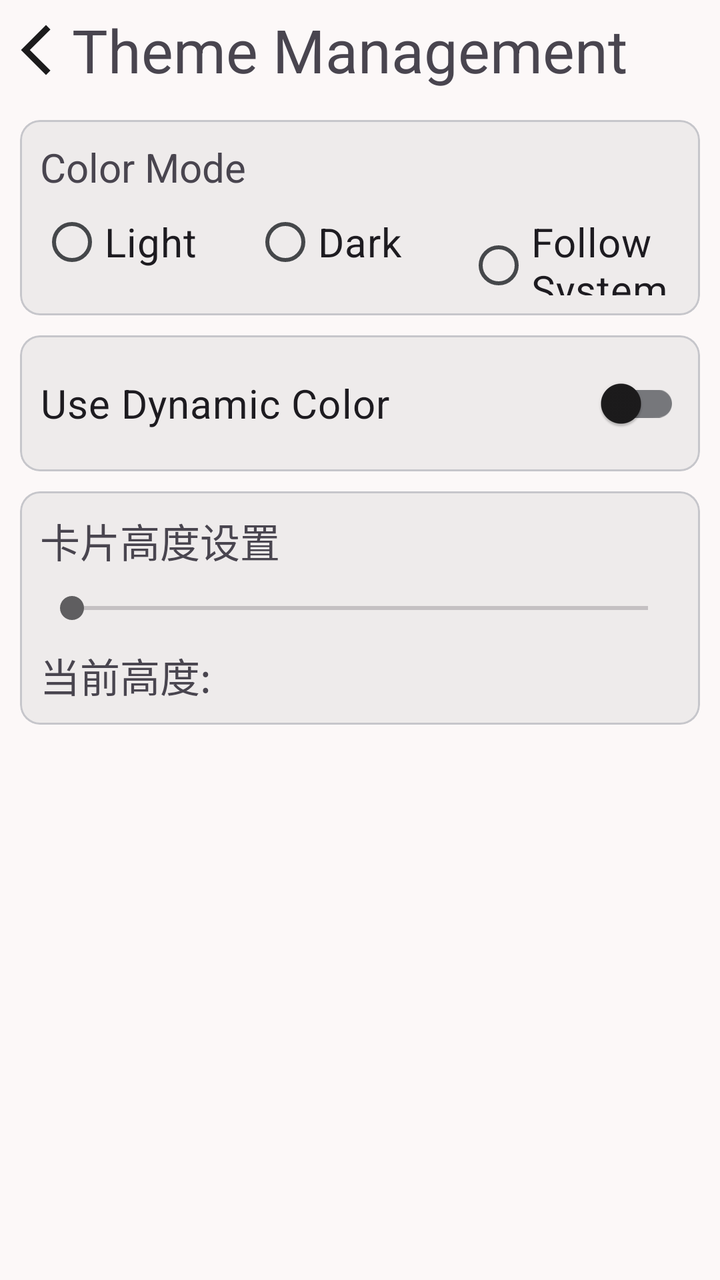
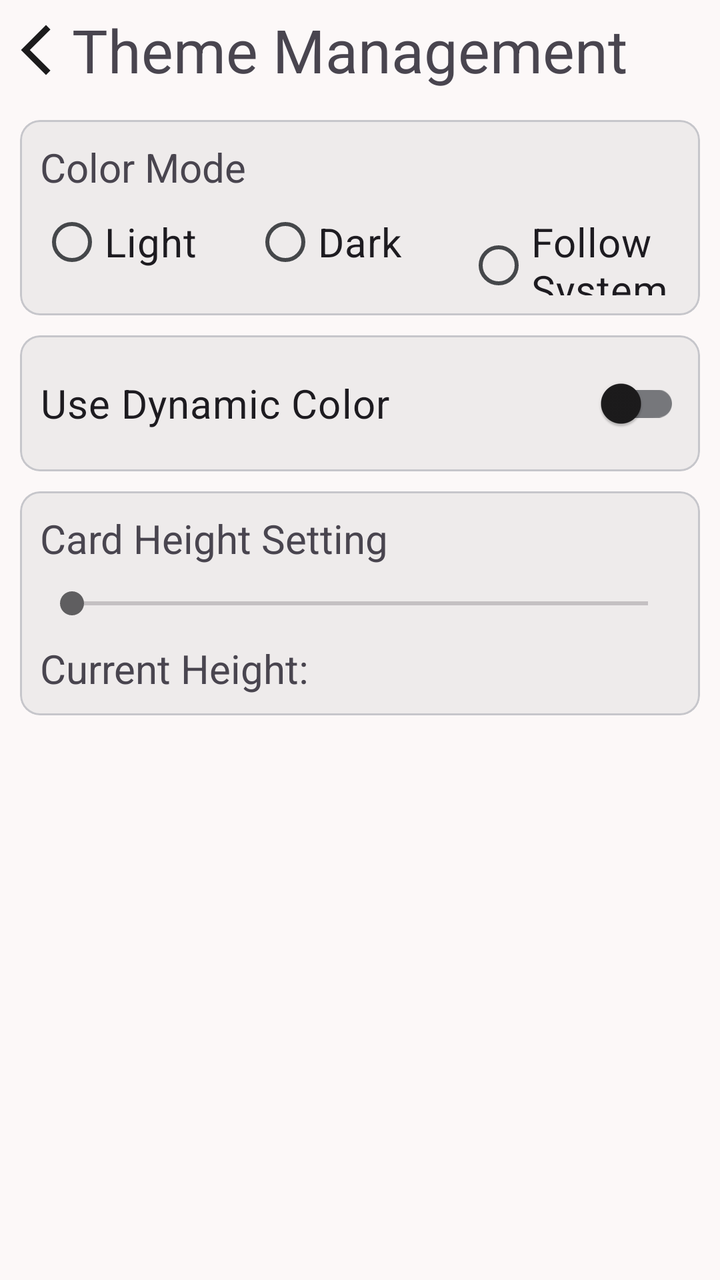

Compare the two renders of this Android layout. The source of the first and the diff that turns it into the second are given below.
<!-- AndroidManifest.xml: application theme Theme.TodayToEat -->
<!-- res/layout/activity_theme.xml -->
<?xml version="1.0" encoding="utf-8"?>
<androidx.constraintlayout.widget.ConstraintLayout xmlns:android="http://schemas.android.com/apk/res/android"
    xmlns:app="http://schemas.android.com/apk/res-auto"
    xmlns:tools="http://schemas.android.com/tools"
    android:id="@+id/theme_activity"
    android:layout_width="match_parent"
    android:layout_height="match_parent"
    tools:context=".ThemeActivity"
    android:layout_marginTop="30sp">

    <LinearLayout
        android:id="@+id/ll_theme_header"
        app:layout_constraintTop_toTopOf="parent"
        android:layout_width="match_parent"
        android:layout_height="50sp"
        android:orientation="horizontal">

        <ImageButton
            android:id="@+id/ib_back"
            android:layout_width="0dp"
            android:layout_height="50sp"
            android:layout_gravity="center"
            android:layout_weight="1"
            android:src="@drawable/baseline_arrow_back_ios_new_24"
            android:backgroundTint="@color/transparent"/>

        <TextView
            android:layout_width="0dp"
            android:layout_height="wrap_content"
            android:layout_gravity="center|start"
            android:layout_weight="9"
            android:text="@string/theme"
            android:textSize="30sp"
            tools:ignore="MissingConstraints" />

    </LinearLayout>

    <com.google.android.material.card.MaterialCardView
        android:id="@+id/card_dark_or_light"
        android:layout_width="match_parent"
        android:layout_height="wrap_content"
        android:orientation="vertical"
        app:cardCornerRadius="10sp"
        app:cardElevation="3sp"
        android:outlineAmbientShadowColor="@android:color/transparent"
        android:outlineSpotShadowColor="@android:color/transparent"
        android:layout_margin="10sp"
        app:layout_constraintTop_toBottomOf="@id/ll_theme_header"
        tools:ignore="MissingConstraints">

        <LinearLayout
            android:layout_width="match_parent"
            android:layout_height="wrap_content"
            android:layout_margin="10sp"
            android:orientation="vertical">

            <TextView
                android:layout_width="wrap_content"
                android:layout_height="match_parent"
                android:text="@string/color_mode"
                android:textSize="20sp" />

            <RadioGroup
                android:id="@+id/rg_color_mode_manager"
                android:layout_width="match_parent"
                android:layout_height="wrap_content"
                android:orientation="horizontal">

                <com.google.android.material.radiobutton.MaterialRadioButton
                    android:id="@+id/rb_light"
                    android:layout_width="0dp"
                    android:layout_weight="1"
                    android:layout_height="wrap_content"
                    android:text="@string/light"
                    android:textSize="20sp"
                    android:gravity="center_vertical" />

                <com.google.android.material.radiobutton.MaterialRadioButton
                    android:id="@+id/rb_dark"
                    android:layout_width="0dp"
                    android:layout_weight="1"
                    android:layout_height="wrap_content"
                    android:text="@string/dark"
                    android:textSize="20sp"
                    android:gravity="center_vertical" />

                <com.google.android.material.radiobutton.MaterialRadioButton
                    android:id="@+id/rb_system"
                    android:layout_width="0sp"
                    android:layout_weight="1"
                    android:layout_height="wrap_content"
                    android:text="@string/follow_system"
                    android:textSize="20sp"
                    android:gravity="center_vertical"/>

            </RadioGroup>

        </LinearLayout>

    </com.google.android.material.card.MaterialCardView>

    <com.google.android.material.card.MaterialCardView
        android:id="@+id/card_color_manager"
        android:layout_width="match_parent"
        android:layout_height="wrap_content"
        android:orientation="vertical"
        app:cardCornerRadius="10sp"
        app:cardElevation="3sp"
        android:outlineAmbientShadowColor="@android:color/transparent"
        android:outlineSpotShadowColor="@android:color/transparent"
        android:layout_margin="10sp"
        android:visibility="visible"
        app:layout_constraintTop_toBottomOf="@id/card_dark_or_light">

        <com.google.android.material.switchmaterial.SwitchMaterial
            android:id="@+id/sw_color_manager"
            android:layout_width="match_parent"
            android:layout_height="wrap_content"
            android:text="@string/dynamic_color"
            android:textSize="20sp"
            android:layout_margin="10sp"/>

    </com.google.android.material.card.MaterialCardView>

    <com.google.android.material.card.MaterialCardView
        android:id="@+id/card_change_card_elevation"
        android:layout_width="match_parent"
        android:layout_height="wrap_content"
        android:orientation="vertical"
        app:cardCornerRadius="10sp"
        app:cardElevation="3sp"
        android:outlineAmbientShadowColor="@android:color/transparent"
        android:outlineSpotShadowColor="@android:color/transparent"
        android:layout_margin="10sp"
        app:layout_constraintTop_toBottomOf="@id/card_color_manager">

        <LinearLayout
            android:layout_width="match_parent"
            android:layout_height="wrap_content"
            android:orientation="vertical"
            android:layout_margin="10sp">

            <TextView
                android:layout_width="match_parent"
                android:layout_height="wrap_content"
                android:text="卡片高度设置"
                android:textSize="20sp"/>

            <androidx.appcompat.widget.AppCompatSeekBar
                android:id="@+id/sb_change_card_elevation"
                android:layout_width="match_parent"
                android:layout_height="wrap_content"
                android:layout_marginTop="10sp"
                android:layout_marginBottom="10sp"
                android:max="20"
                android:min="1"/>

            <TextView
                android:id="@+id/tv_change_card_result"
                android:layout_width="match_parent"
                android:layout_height="wrap_content"
                android:text="当前高度:"
                android:textSize="20sp"/>


        </LinearLayout>

    </com.google.android.material.card.MaterialCardView>

</androidx.constraintlayout.widget.ConstraintLayout>
<!-- resources referenced by this layout -->
<resources>
  <color name="transparent">#00ffffff</color>
  <!-- drawable baseline_arrow_back_ios_new_24 (drawable) -->
  <vector xmlns:android="http://schemas.android.com/apk/res/android" android:height="30dp" android:tint="?attr/colorOnSurface" android:viewportHeight="24" android:viewportWidth="24" android:width="30dp">
        
      <path android:fillColor="@android:color/white" android:pathData="M17.77,3.77l-1.77,-1.77l-10,10l10,10l1.77,-1.77l-8.23,-8.23z"/>
      
  </vector>
  <string name="color_mode">Color Mode</string>
  <string name="dark">Dark</string>
  <string name="dynamic_color">Use Dynamic Color</string>
  <string name="follow_system">Follow System</string>
  <string name="light">Light</string>
  <string name="theme">Theme Management</string>
  <style name="Theme.TodayToEat" parent="@style/Theme.TodayToEatBase" />
  <color name="md_theme_primary">#5D5E62</color>
  <color name="md_theme_onPrimary">#FFFFFF</color>
  <color name="md_theme_primaryContainer">#949498</color>
  <color name="md_theme_onPrimaryContainer">#2C2D30</color>
  <color name="md_theme_secondary">#5F5E60</color>
  <color name="md_theme_onSecondary">#FFFFFF</color>
  <color name="md_theme_secondaryContainer">#E1DFE0</color>
  <color name="md_theme_onSecondaryContainer">#636264</color>
  <color name="md_theme_tertiary">#635D60</color>
  <color name="md_theme_onTertiary">#FFFFFF</color>
  <color name="md_theme_tertiaryContainer">#9A9296</color>
  <color name="md_theme_onTertiaryContainer">#312B2F</color>
  <color name="md_theme_error">#BA1A1A</color>
  <color name="md_theme_onError">#FFFFFF</color>
  <color name="md_theme_errorContainer">#FFDAD6</color>
  <color name="md_theme_onErrorContainer">#93000A</color>
  <color name="md_theme_background">#FCF8F8</color>
  <color name="md_theme_onBackground">#1C1B1C</color>
  <color name="md_theme_surface">#FCF8F8</color>
  <color name="md_theme_onSurface">#1C1B1C</color>
  <color name="md_theme_surfaceVariant">#E3E2E7</color>
  <color name="md_theme_onSurfaceVariant">#45474A</color>
  <color name="md_theme_outline">#76777B</color>
  <color name="md_theme_outlineVariant">#C6C6CB</color>
  <color name="md_theme_inverseSurface">#313030</color>
  <color name="md_theme_inverseOnSurface">#F4F0F0</color>
  <color name="md_theme_inversePrimary">#C7C6CA</color>
  <color name="md_theme_primaryFixed">#E3E2E6</color>
  <color name="md_theme_onPrimaryFixed">#1A1C1F</color>
  <color name="md_theme_primaryFixedDim">#C7C6CA</color>
  <color name="md_theme_onPrimaryFixedVariant">#46474A</color>
  <color name="md_theme_secondaryFixed">#E4E2E3</color>
  <color name="md_theme_onSecondaryFixed">#1B1B1D</color>
  <color name="md_theme_secondaryFixedDim">#C8C6C7</color>
  <color name="md_theme_onSecondaryFixedVariant">#474648</color>
  <color name="md_theme_tertiaryFixed">#EAE0E4</color>
  <color name="md_theme_onTertiaryFixed">#1F1A1D</color>
  <color name="md_theme_tertiaryFixedDim">#CDC4C8</color>
  <color name="md_theme_onTertiaryFixedVariant">#4B4549</color>
  <color name="md_theme_surfaceDim">#DDD9D9</color>
  <color name="md_theme_surfaceBright">#FCF8F8</color>
  <color name="md_theme_surfaceContainerLowest">#FFFFFF</color>
  <color name="md_theme_surfaceContainerLow">#F7F3F2</color>
  <color name="md_theme_surfaceContainer">#F1EDED</color>
  <color name="md_theme_surfaceContainerHigh">#EBE7E7</color>
  <color name="md_theme_surfaceContainerHighest">#E5E2E1</color>
  <!-- unchanged entries left out for length: 1 -->
</resources>

<!-- the commit's change to res/layout/activity_theme.xml (unified diff, before → after) -->
@@ -143,7 +143,7 @@
             <TextView
                 android:layout_width="match_parent"
                 android:layout_height="wrap_content"
-                android:text="卡片高度设置"
+                android:text="@string/card_height_setting"
                 android:textSize="20sp"/>
 
             <androidx.appcompat.widget.AppCompatSeekBar
@@ -159,7 +159,7 @@
                 android:id="@+id/tv_change_card_result"
                 android:layout_width="match_parent"
                 android:layout_height="wrap_content"
-                android:text="当前高度:"
+                android:text="@string/card_height_current"
                 android:textSize="20sp"/>
 
 
<!-- resource entries referenced after the edit -->
@@ -7,6 +7,8 @@
       <path android:fillColor="@android:color/white" android:pathData="M17.77,3.77l-1.77,-1.77l-10,10l10,10l1.77,-1.77l-8.23,-8.23z"/>
       
   </vector>
+  <string name="card_height_current">Current Height:</string>
+  <string name="card_height_setting">Card Height Setting</string>
   <string name="color_mode">Color Mode</string>
   <string name="dark">Dark</string>
   <string name="dynamic_color">Use Dynamic Color</string>
